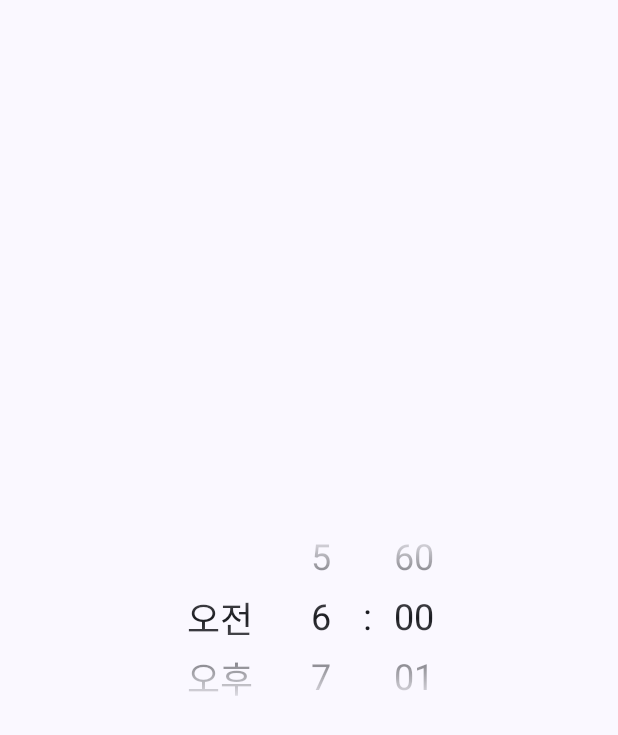
After one commit to posite/AlarmService, an Android app built with Jetpack Compose: the composable TimePicker shown on its own in the app's theme, on a phone screen of 412 x 824 dp. The commit adds this screen. Shown: the top 735 px of the screen. Run offline under Robolectric (Android 15) with nearby library versions, the phone set to English and light mode, and no system bars.

Commit message:
feat: 시간 선택을 위한 TimePicker 구현

```diff
--- /dev/null
+++ b/app/src/main/java/com/posite/my_alarm/ui/time/TimePicker.kt
@@ -0,0 +1,72 @@
+package com.posite.my_alarm.ui.time
+
+import androidx.compose.foundation.layout.Arrangement
+import androidx.compose.foundation.layout.Row
+import androidx.compose.foundation.layout.fillMaxSize
+import androidx.compose.foundation.layout.height
+import androidx.compose.foundation.layout.padding
+import androidx.compose.foundation.layout.width
+import androidx.compose.material3.Text
+import androidx.compose.material3.VerticalDivider
+import androidx.compose.runtime.Composable
+import androidx.compose.ui.Alignment
+import androidx.compose.ui.Modifier
+import androidx.compose.ui.res.stringResource
+import androidx.compose.ui.text.TextStyle
+import androidx.compose.ui.unit.dp
+import androidx.compose.ui.unit.sp
+import com.posite.my_alarm.R
+import com.posite.my_alarm.data.model.PickerState
+import com.posite.my_alarm.ui.picker.Picker
+
+@Composable
+fun TimePicker() {
+    Row(
+        modifier = Modifier.fillMaxSize(),
+        horizontalArrangement = Arrangement.Center,
+        verticalAlignment = Alignment.CenterVertically
+    ) {
+        Picker(
+            modifier = Modifier
+                .width(60.dp)
+                .height(120.dp),
+            items = listOf("오전", "오후"),
+            state = PickerState(0),
+            textStyle = TextStyle(fontSize = 24.sp),
+            selectedTextStyle = TextStyle(fontSize = 24.sp),
+            visibleItemsCount = 2,
+            isInfinity = false
+        )
+
+        VerticalDivider(
+            modifier = Modifier
+                .padding(horizontal = 8.dp)
+                .height(0.dp)
+        )
+
+        Picker(
+            modifier = Modifier.width(40.dp),
+            items = (0..12).toList(),
+            state = PickerState(0),
+            startIndex = 6,
+            textStyle = TextStyle(fontSize = 24.sp),
+            selectedTextStyle = TextStyle(fontSize = 24.sp),
+            visibleItemsCount = 3,
+        )
+
+        Text(
+            text = ":",
+            style = TextStyle(fontSize = 24.sp),
+            modifier = Modifier.padding(horizontal = 8.dp)
+        )
+
+        Picker(
+            modifier = Modifier.width(40.dp),
+            items = (0..60).map { stringResource(R.string.number_format, it) }.toList(),
+            state = PickerState(0),
+            textStyle = TextStyle(fontSize = 24.sp),
+            selectedTextStyle = TextStyle(fontSize = 24.sp),
+            visibleItemsCount = 3,
+        )
+    }
+}
```
Also changed, not shown: app/src/main/java/com/posite/my_alarm/MainActivity.kt (+7 -22 lines), app/src/main/java/com/posite/my_alarm/ui/picker/Picker.kt (+20 -11 lines).
